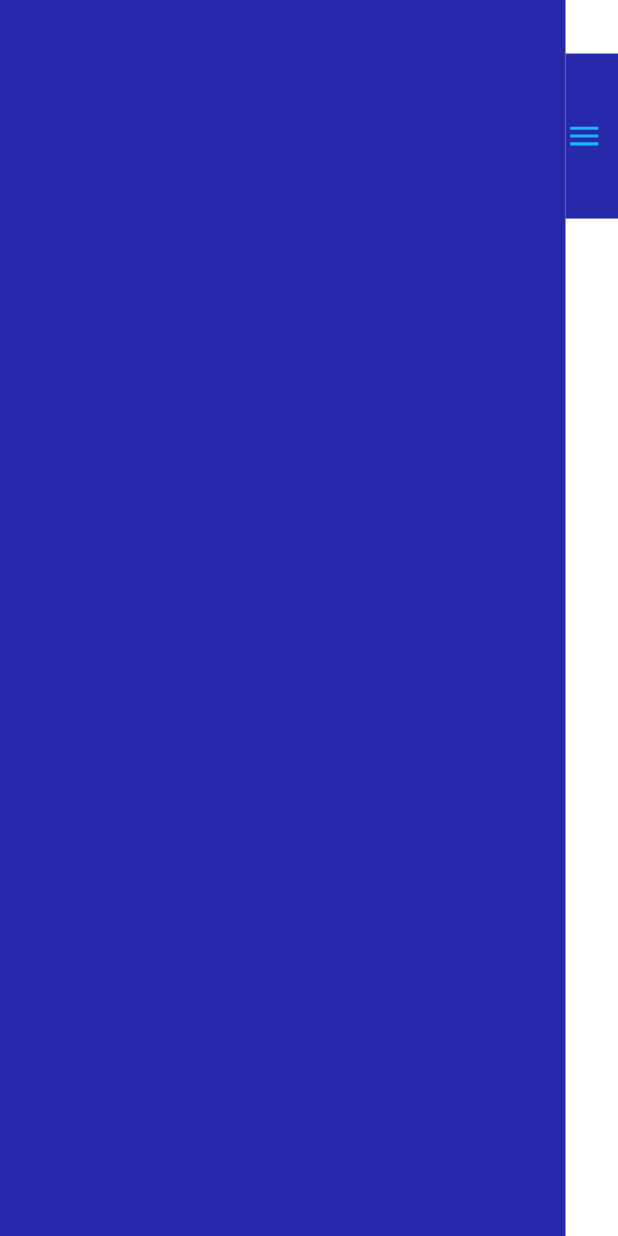
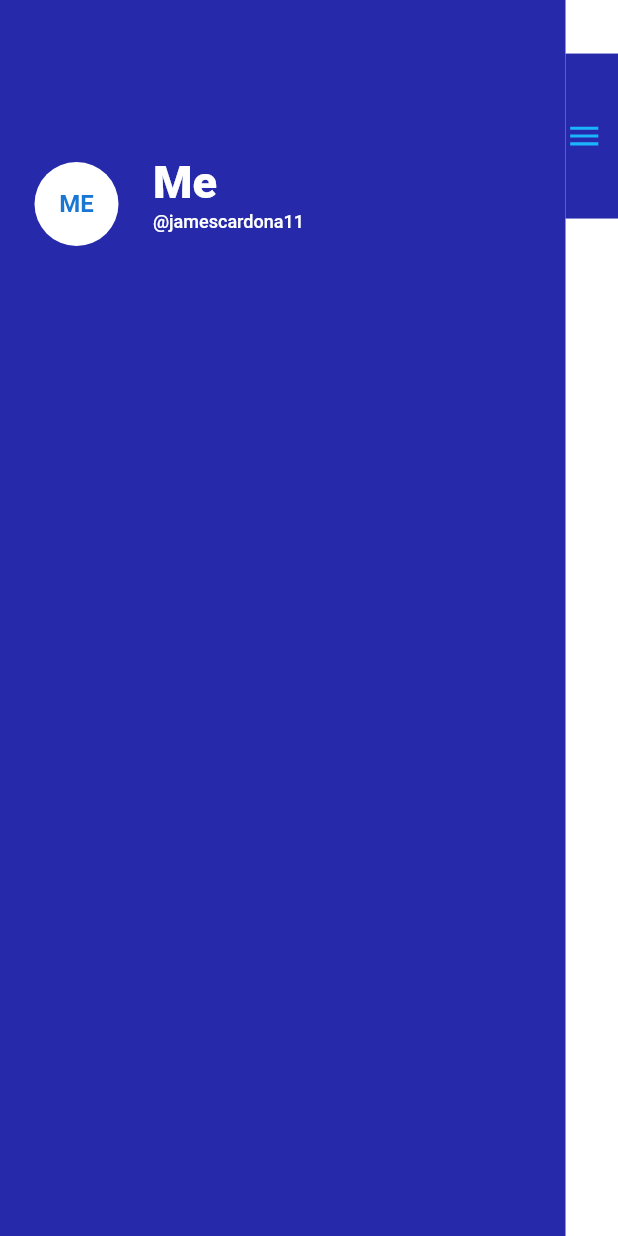
Before and after one commit to jamescardona11/flutter_ui_challenges, a Flutter app: the screen it shows after launch, on a phone screen of 412 x 824 dp. Run offline on Flutter 3.47's test engine with Material 2 defaults, Android fonts, the phone set to English and light mode, and no system bars; our stand-ins replace rxdart; statements that could not run were skipped.

Commit message:
Tile in sidebar

```diff
--- a/sidebar_animation_app/lib/sidebar/sidebar.dart
+++ b/sidebar_animation_app/lib/sidebar/sidebar.dart
@@ -53,7 +53,31 @@ class _SideBarState extends State<SideBar> with SingleTickerProviderStateMixin {
               children: <Widget>[
                 Expanded(
                   child: Container(
+                    height: double.infinity,
                     color: Color(0xff262AAA),
+                    child: Column(
+                      children: [
+                        SizedBox(height: 100),
+                        ListTile(
+                          leading: CircleAvatar(
+                            radius: 35,
+                            backgroundColor: Colors.white,
+                            child: Text(
+                              'ME',
+                              style: TextStyle(fontWeight: FontWeight.bold),
+                            ),
+                          ),
+                          title: Text(
+                            'Me',
+                            style: TextStyle(color: Colors.white, fontSize: 30, fontWeight: FontWeight.w800),
+                          ),
+                          subtitle: Text(
+                            '@jamescardona11',
+                            style: TextStyle(color: Colors.white, fontSize: 12, fontWeight: FontWeight.w500),
+                          ),
+                        )
+                      ],
+                    ),
                   ),
                 ),
                 Align(
```
